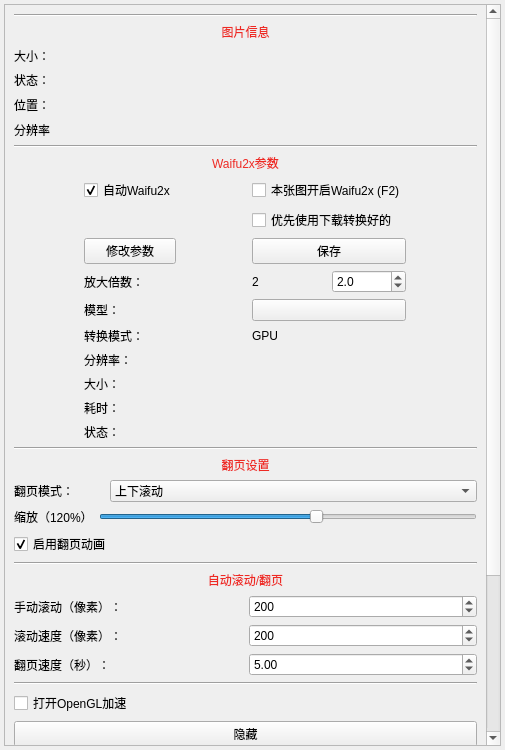
The window that ui/component/ui_read_tool.ui (tonquer/picacg-qt) describes before a commit, drawn with Qt 5.
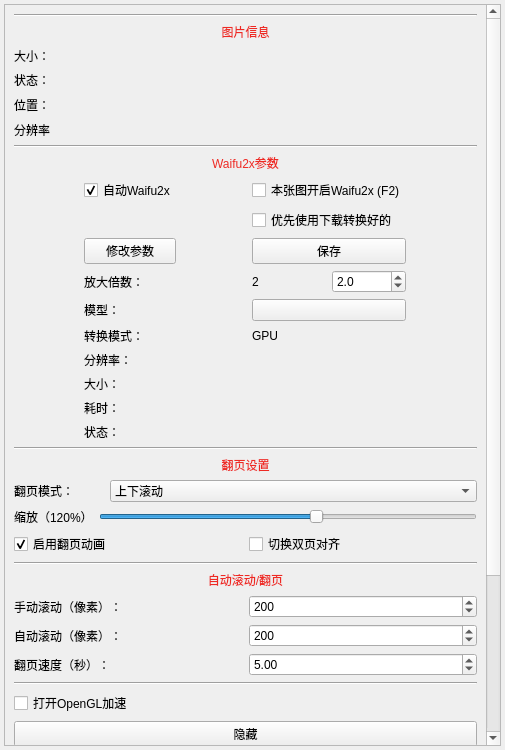
The same window after the commit. Custom widgets are drawn as their Qt base class.

Commit message: 添加双页对齐按钮

Diff of the .ui file:
```diff
--- a/ui/component/ui_read_tool.ui
+++ b/ui/component/ui_read_tool.ui
@@ -43,7 +43,7 @@
         <x>0</x>
         <y>0</y>
         <width>483</width>
-        <height>932</height>
+        <height>934</height>
        </rect>
       </property>
       <layout class="QVBoxLayout" name="verticalLayout_2">
@@ -514,6 +514,8 @@
           </layout>
          </item>
          <item>
+          <layout class="QHBoxLayout" name="horizontalLayout_2">
+           <item>
           <widget class="QCheckBox" name="animeBox">
            <property name="text">
             <string>启用翻页动画</string>
@@ -524,6 +526,15 @@
           </widget>
          </item>
          <item>
+            <widget class="QCheckBox" name="switchDouble">
+             <property name="text">
+              <string>切换双页对齐</string>
+             </property>
+            </widget>
+           </item>
+          </layout>
+         </item>
+         <item>
           <widget class="Line" name="line_3">
            <property name="orientation">
             <enum>Qt::Orientation::Horizontal</enum>
@@ -578,7 +589,7 @@
               </size>
              </property>
              <property name="text">
-              <string>滚动速度（像素）：</string>
+              <string>自动滚动（像素）：</string>
              </property>
             </widget>
            </item>
```
Lines whose indentation alone changed are shown as unchanged. The commit also changes 5 other files.
